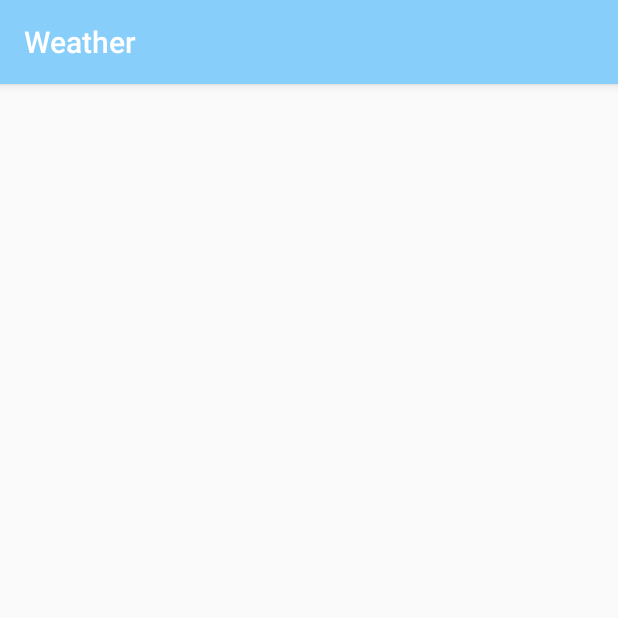
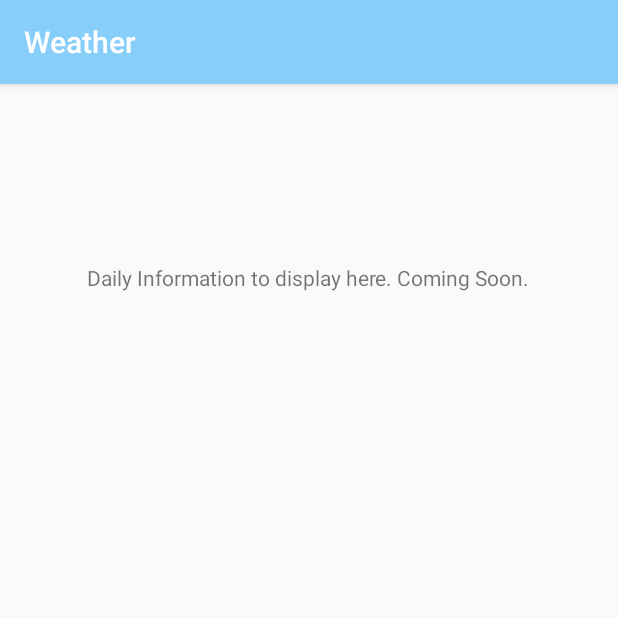
Before and after one commit to danyellington/Weather, an Android app: the DailyActivity screen opened directly, with no data from a screen before it, on a phone screen of 412 x 824 dp, the top half of it. Run offline under Robolectric (Android 15) with nearby library versions, the phone set to English and light mode, and no system bars.

Commit message:
add note to daily activity for future.

```diff
--- a/app/src/main/res/layout/activity_daily.xml
+++ b/app/src/main/res/layout/activity_daily.xml
@@ -1,9 +1,13 @@
 <?xml version="1.0" encoding="utf-8"?>
-<android.support.constraint.ConstraintLayout xmlns:android="http://schemas.android.com/apk/res/android"
-    xmlns:app="http://schemas.android.com/apk/res-auto"
-    xmlns:tools="http://schemas.android.com/tools"
-    android:layout_width="match_parent"
-    android:layout_height="match_parent"
-    tools:context="com.epicodus.androidapp.DailyActivity">
+<RelativeLayout xmlns:android="http://schemas.android.com/apk/res/android"
+    android:layout_width="match_parent" android:layout_height="match_parent">
 
-</android.support.constraint.ConstraintLayout>
+    <TextView
+        android:id="@+id/textView5"
+        android:layout_width="wrap_content"
+        android:layout_height="wrap_content"
+        android:layout_alignParentTop="true"
+        android:layout_centerHorizontal="true"
+        android:layout_marginTop="119dp"
+        android:text="Daily Information to display here. Coming Soon." />
+</RelativeLayout>
--- a/app/src/main/res/layout/activity_radar.xml
+++ b/app/src/main/res/layout/activity_radar.xml
@@ -13,7 +13,9 @@
         android:layout_height="85dp"
         android:layout_centerHorizontal="true"
         android:src="@drawable/radar"
-        android:text="Button" />
+        android:text="Button"
+        tools:layout_editor_absoluteX="150dp"
+        tools:layout_editor_absoluteY="177dp" />
 
 
 </android.support.constraint.ConstraintLayout>
```
